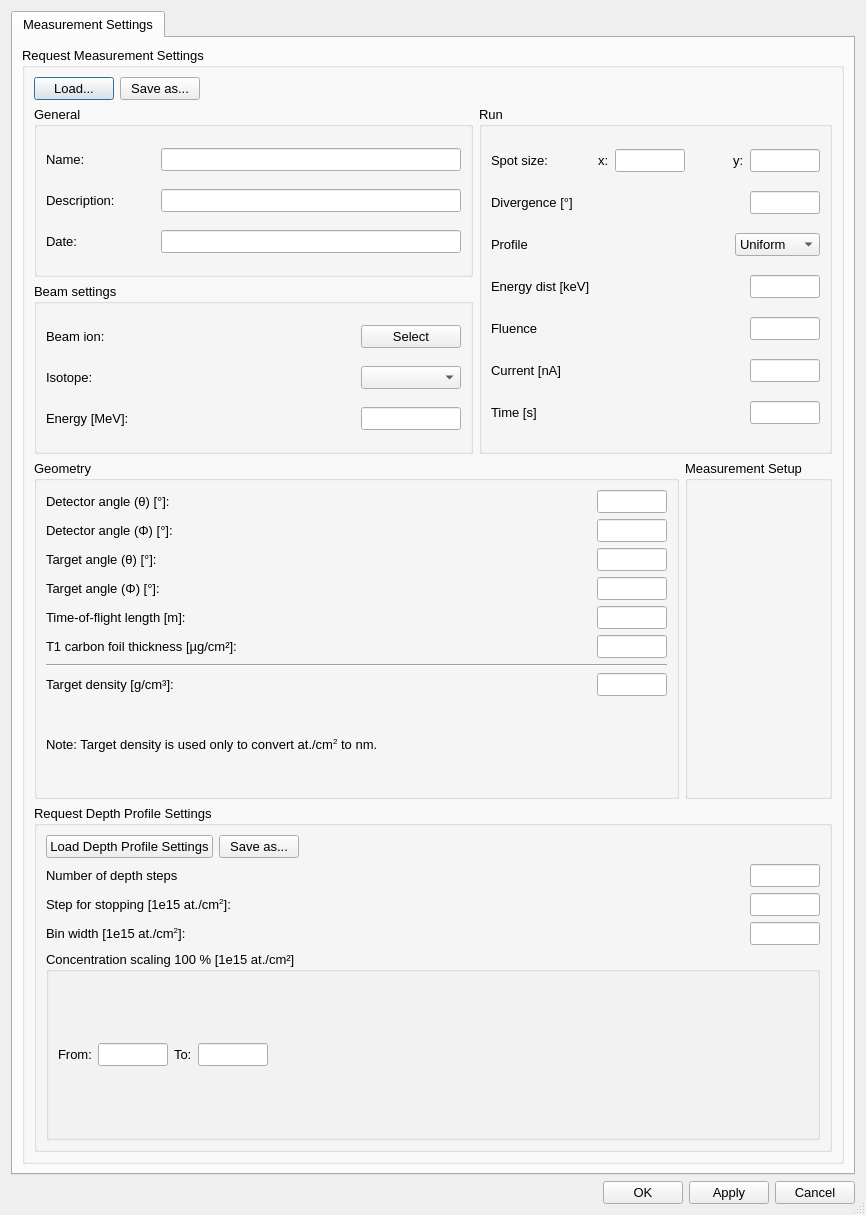
This is ui_files/ui_measuring_settings.ui in JYU-IBA/potku as Qt 5 draws it before an edit. The edited form follows.
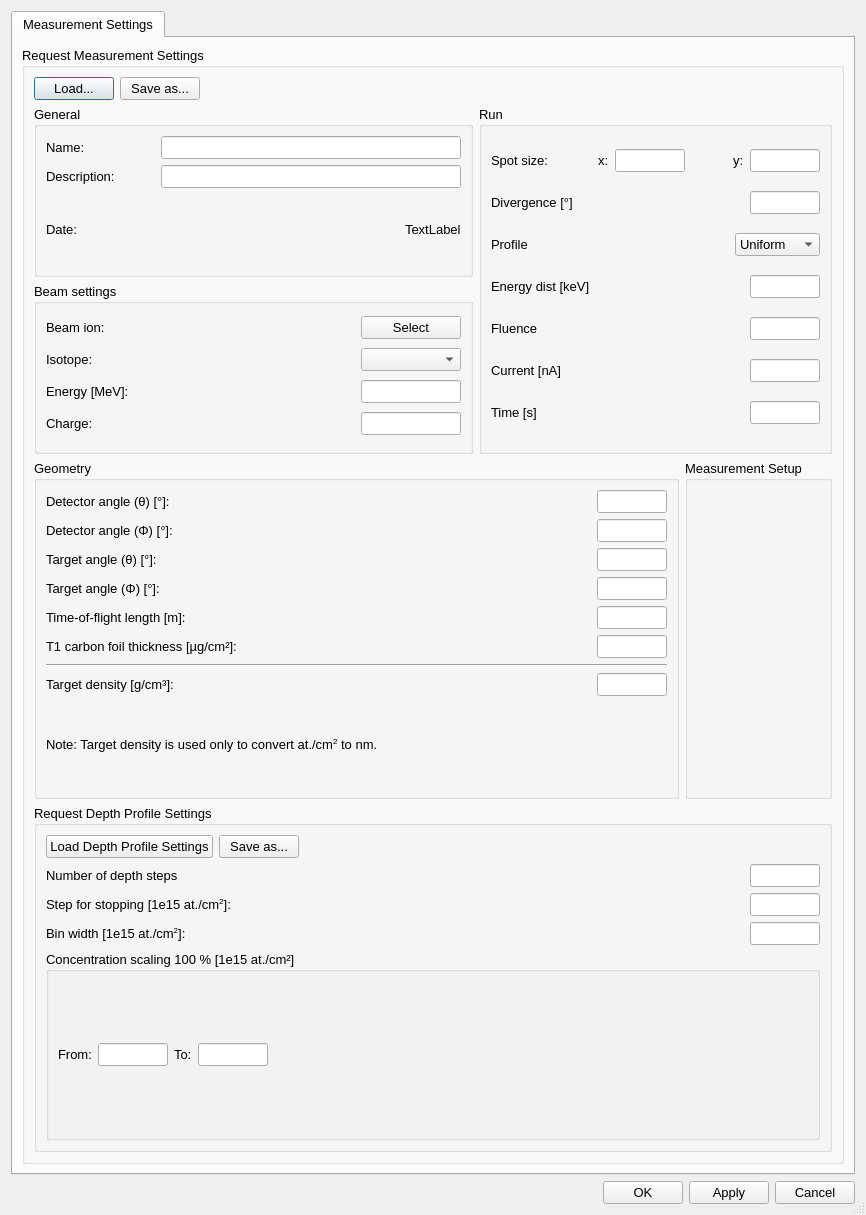
This is the edited form.

Patch:
```diff
--- a/ui_files/ui_measuring_settings.ui
+++ b/ui_files/ui_measuring_settings.ui
@@ -214,18 +214,9 @@
                       </spacer>
                      </item>
                      <item>
-                      <widget class="QLineEdit" name="energyLineEdit_2">
-                       <property name="minimumSize">
-                        <size>
-                         <width>300</width>
-                         <height>0</height>
-                        </size>
-                       </property>
-                       <property name="maximumSize">
-                        <size>
-                         <width>100</width>
-                         <height>16777215</height>
-                        </size>
+                      <widget class="QLabel" name="dateLabel">
+                       <property name="text">
+                        <string>TextLabel</string>
                        </property>
                       </widget>
                      </item>
@@ -375,6 +366,46 @@
                      </item>
                     </layout>
                    </item>
+                   <item>
+                    <layout class="QHBoxLayout" name="horizontalLayout_29">
+                     <item>
+                      <widget class="QLabel" name="label_25">
+                       <property name="text">
+                        <string>Charge:</string>
+                       </property>
+                      </widget>
+                     </item>
+                     <item>
+                      <spacer name="horizontalSpacer_29">
+                       <property name="orientation">
+                        <enum>Qt::Horizontal</enum>
+                       </property>
+                       <property name="sizeHint" stdset="0">
+                        <size>
+                         <width>40</width>
+                         <height>20</height>
+                        </size>
+                       </property>
+                      </spacer>
+                     </item>
+                     <item>
+                      <widget class="QLineEdit" name="chargeLineEdit">
+                       <property name="minimumSize">
+                        <size>
+                         <width>0</width>
+                         <height>0</height>
+                        </size>
+                       </property>
+                       <property name="maximumSize">
+                        <size>
+                         <width>100</width>
+                         <height>16777215</height>
+                        </size>
+                       </property>
+                      </widget>
+                     </item>
+                    </layout>
+                   </item>
                   </layout>
                  </widget>
                 </item>
```
Left out of the diff: 34 changed lines with no effect on the pictures.
